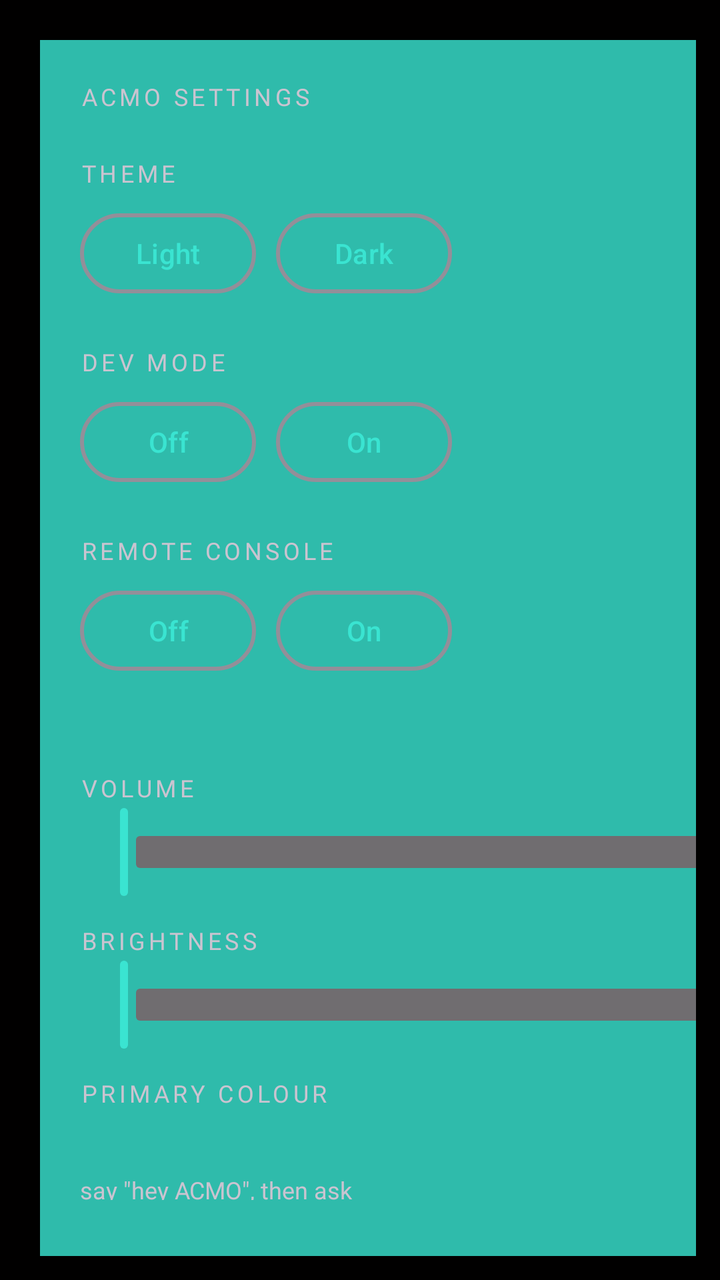
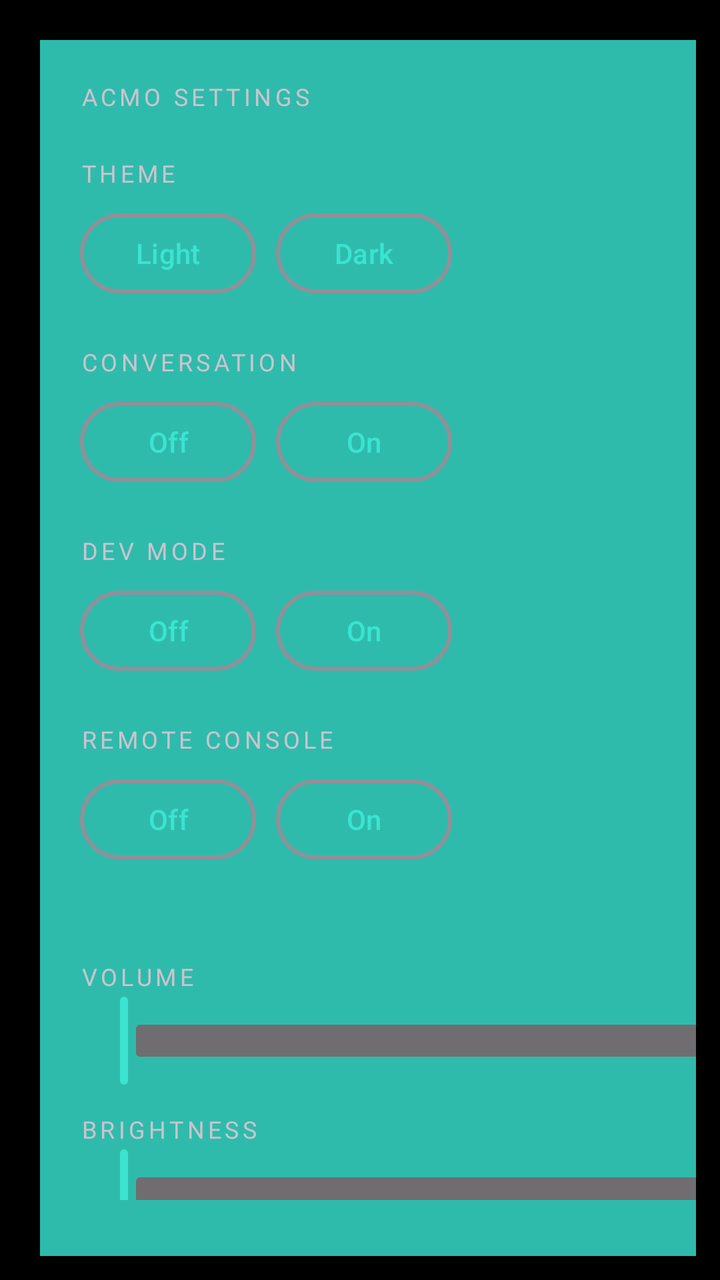

Before-and-after screenshots of an Android layout around one commit, followed by the original layout XML and the change that was made.
<!-- AndroidManifest.xml: application theme Theme.Acmo -->
<!-- res/layout/view_settings.xml -->
<?xml version="1.0" encoding="utf-8"?>
<FrameLayout xmlns:android="http://schemas.android.com/apk/res/android"
    android:layout_width="wrap_content"
    android:layout_height="wrap_content"
    android:padding="12dp">

    
    <View
        android:id="@+id/settingsShadow"
        android:layout_width="@dimen/settings_card_width"
        android:layout_height="match_parent"
        android:background="@color/acm_teal_mid"
        android:translationX="8dp"
        android:translationY="8dp" />

    <LinearLayout
        android:id="@+id/settingsCard"
        android:layout_width="@dimen/settings_card_width"
        android:layout_height="wrap_content"
        android:orientation="vertical"
        android:padding="28dp">

        
        <ScrollView
            android:layout_width="match_parent"
            android:layout_height="wrap_content">

            <LinearLayout
                android:layout_width="match_parent"
                android:layout_height="wrap_content"
                android:orientation="vertical">

                <TextView
                    android:id="@+id/titleText"
                    style="@style/Eyebrow"
                    android:text="@string/settings_title" />

                <TextView
                    android:id="@+id/labelTheme"
                    style="@style/Eyebrow"
                    android:layout_marginTop="22dp"
                    android:text="@string/settings_theme" />

                <LinearLayout
                    android:layout_width="match_parent"
                    android:layout_height="wrap_content"
                    android:layout_marginTop="8dp"
                    android:orientation="horizontal">

                    <com.google.android.material.button.MaterialButton
                        android:id="@+id/btnLight"
                        style="@style/Pill"
                        android:text="@string/settings_light" />

                    <com.google.android.material.button.MaterialButton
                        android:id="@+id/btnDark"
                        style="@style/Pill"
                        android:layout_marginStart="10dp"
                        android:text="@string/settings_dark" />
                </LinearLayout>

                <TextView
                    android:id="@+id/labelDev"
                    style="@style/Eyebrow"
                    android:layout_marginTop="22dp"
                    android:text="@string/settings_dev" />

                <LinearLayout
                    android:layout_width="match_parent"
                    android:layout_height="wrap_content"
                    android:layout_marginTop="8dp"
                    android:orientation="horizontal">

                    <com.google.android.material.button.MaterialButton
                        android:id="@+id/btnDevOff"
                        style="@style/Pill"
                        android:text="@string/settings_off" />

                    <com.google.android.material.button.MaterialButton
                        android:id="@+id/btnDevOn"
                        style="@style/Pill"
                        android:layout_marginStart="10dp"
                        android:text="@string/settings_on" />
                </LinearLayout>

                <TextView
                    android:id="@+id/labelRemote"
                    style="@style/Eyebrow"
                    android:layout_marginTop="22dp"
                    android:text="@string/settings_remote" />

                <LinearLayout
                    android:layout_width="match_parent"
                    android:layout_height="wrap_content"
                    android:layout_marginTop="8dp"
                    android:orientation="horizontal">

                    <com.google.android.material.button.MaterialButton
                        android:id="@+id/btnRemoteOff"
                        style="@style/Pill"
                        android:text="@string/settings_off" />

                    <com.google.android.material.button.MaterialButton
                        android:id="@+id/btnRemoteOn"
                        style="@style/Pill"
                        android:layout_marginStart="10dp"
                        android:text="@string/settings_on" />
                </LinearLayout>

                
                <TextView
                    android:id="@+id/remoteAddress"
                    android:layout_width="match_parent"
                    android:layout_height="wrap_content"
                    android:layout_marginTop="8dp"
                    android:fontFamily="@font/jetbrains_mono_bold"
                    android:textSize="12sp" />

                <TextView
                    android:id="@+id/labelVolume"
                    style="@style/Eyebrow"
                    android:layout_marginTop="22dp"
                    android:text="@string/settings_volume" />

                <com.google.android.material.slider.Slider
                    android:id="@+id/sliderVolume"
                    style="@style/SettingSlider"
                    android:stepSize="1"
                    android:valueFrom="0"
                    android:valueTo="100" />

                <TextView
                    android:id="@+id/labelBrightness"
                    style="@style/Eyebrow"
                    android:layout_marginTop="12dp"
                    android:text="@string/settings_brightness" />

                <com.google.android.material.slider.Slider
                    android:id="@+id/sliderBrightness"
                    style="@style/SettingSlider"
                    android:stepSize="1"
                    android:valueFrom="5"
                    android:valueTo="100" />

                <TextView
                    android:id="@+id/labelColour"
                    style="@style/Eyebrow"
                    android:layout_marginTop="12dp"
                    android:text="@string/settings_colour" />

                
                <LinearLayout
                    android:id="@+id/swatches"
                    android:layout_width="match_parent"
                    android:layout_height="wrap_content"
                    android:layout_marginTop="10dp"
                    android:orientation="horizontal" />

                <TextView
                    android:id="@+id/hintText"
                    android:layout_width="match_parent"
                    android:layout_height="wrap_content"
                    android:layout_marginTop="22dp"
                    android:fontFamily="@font/jetbrains_mono_bold"
                    android:lineSpacingMultiplier="1.5"
                    android:text="@string/settings_hint"
                    android:textSize="12sp" />

                <com.google.android.material.button.MaterialButton
                    android:id="@+id/btnClose"
                    style="@style/Pill"
                    android:layout_marginTop="18dp"
                    android:text="@string/settings_close" />
            </LinearLayout>
        </ScrollView>
    </LinearLayout>
</FrameLayout>
<!-- resources referenced by this layout -->
<resources>
  <color name="acm_teal_mid">#2FBBAB</color>
  <dimen name="settings_card_width">520dp</dimen>
  <string name="settings_brightness">Brightness</string>
  <string name="settings_close">Close</string>
  <string name="settings_colour">Primary colour</string>
  <string name="settings_dark">Dark</string>
  <string name="settings_dev">Dev mode</string>
  <string name="settings_hint">say \"hey ACMO\", then ask\ntap the face to preview expressions\nfive taps top-left opens this panel\ndev mode: type a prompt, or tap the mic to skip the wake word (tap again to stop)</string>
  <string name="settings_light">Light</string>
  <string name="settings_off">Off</string>
  <string name="settings_on">On</string>
  <string name="settings_remote">Remote console</string>
  <string name="settings_theme">Theme</string>
  <string name="settings_title">ACMO settings</string>
  <string name="settings_volume">Volume</string>
  <style name="Eyebrow">
          <item name="android:layout_width">wrap_content</item>
          <item name="android:layout_height">wrap_content</item>
          <item name="android:fontFamily">@font/jetbrains_mono_bold</item>
          <item name="android:textSize">12sp</item>
          <item name="android:letterSpacing">0.15</item>
          <item name="android:textAllCaps">true</item>
      </style>
  <style name="Pill" parent="Widget.Material3.Button.OutlinedButton">
          <item name="android:layout_width">wrap_content</item>
          <item name="android:layout_height">wrap_content</item>
          <item name="android:paddingLeft">22dp</item>
          <item name="android:paddingRight">22dp</item>
          <item name="android:textSize">14sp</item>
          <item name="android:textAllCaps">false</item>
          <item name="strokeWidth">2dp</item>
          <item name="cornerRadius">9999dp</item>
      </style>
  <style name="SettingSlider" parent="Widget.Material3.Slider">
          <item name="android:layout_width">match_parent</item>
          <item name="android:layout_height">wrap_content</item>
          <item name="labelBehavior">gone</item>
          <item name="tickVisible">false</item>
          <item name="trackColorActive">@color/acm_teal</item>
          <item name="trackColorInactive">@color/light_gray</item>
          <item name="thumbColor">@color/acm_teal</item>
          <item name="haloColor">#332FBBAB</item>
      </style>
  <style name="Theme.Acmo" parent="Theme.Material3.Dark.NoActionBar">
          <item name="colorPrimary">@color/acm_teal</item>
          <item name="colorOnPrimary">@color/ink</item>
          <item name="android:windowBackground">@color/ink</item>
          <item name="android:statusBarColor">@android:color/transparent</item>
          <item name="android:navigationBarColor">@android:color/transparent</item>
      </style>
  <color name="acm_teal">#3AE4D1</color>
  <color name="light_gray">#706D70</color>
  <color name="ink">#010000</color>
</resources>

<!-- the commit's change to res/layout/view_settings.xml (unified diff, before → after) -->
@@ -57,6 +57,30 @@
                         style="@style/Pill"
                         android:layout_marginStart="10dp"
                         android:text="@string/settings_dark" />
+                </LinearLayout>
+
+                <TextView
+                    android:id="@+id/labelConversation"
+                    style="@style/Eyebrow"
+                    android:layout_marginTop="22dp"
+                    android:text="@string/settings_conversation" />
+
+                <LinearLayout
+                    android:layout_width="match_parent"
+                    android:layout_height="wrap_content"
+                    android:layout_marginTop="8dp"
+                    android:orientation="horizontal">
+
+                    <com.google.android.material.button.MaterialButton
+                        android:id="@+id/btnConversationOff"
+                        style="@style/Pill"
+                        android:text="@string/settings_off" />
+
+                    <com.google.android.material.button.MaterialButton
+                        android:id="@+id/btnConversationOn"
+                        style="@style/Pill"
+                        android:layout_marginStart="10dp"
+                        android:text="@string/settings_on" />
                 </LinearLayout>
 
                 <TextView
<!-- resource entries referenced after the edit -->
@@ -5,6 +5,7 @@
   <string name="settings_brightness">Brightness</string>
   <string name="settings_close">Close</string>
   <string name="settings_colour">Primary colour</string>
+  <string name="settings_conversation">Conversation</string>
   <string name="settings_dark">Dark</string>
   <string name="settings_dev">Dev mode</string>
   <string name="settings_hint">say \"hey ACMO\", then ask\ntap the face to preview expressions\nfive taps top-left opens this panel\ndev mode: type a prompt, or tap the mic to skip the wake word (tap again to stop)</string>
